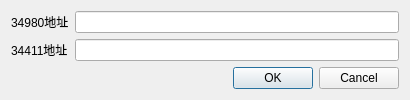
This is CatPLG_InitializeCmd/CatInitializeDialog.ui in llseptem/Cat as Qt 5 draws it before an edit. The edited form follows.
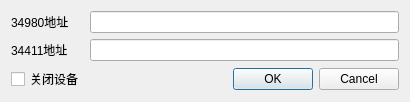
This is the edited form.

What changed in the file:
```diff
--- a/CatPLG_InitializeCmd/CatInitializeDialog.ui
+++ b/CatPLG_InitializeCmd/CatInitializeDialog.ui
@@ -41,6 +41,13 @@
      </property>
     </widget>
    </item>
+   <item row="2" column="0">
+    <widget class="QCheckBox" name="closeDev">
+     <property name="text">
+      <string>关闭设备</string>
+     </property>
+    </widget>
+   </item>
   </layout>
  </widget>
  <layoutdefault spacing="6" margin="11"/>
```
Left out of the diff: 32 changed lines with no effect on the pictures.
